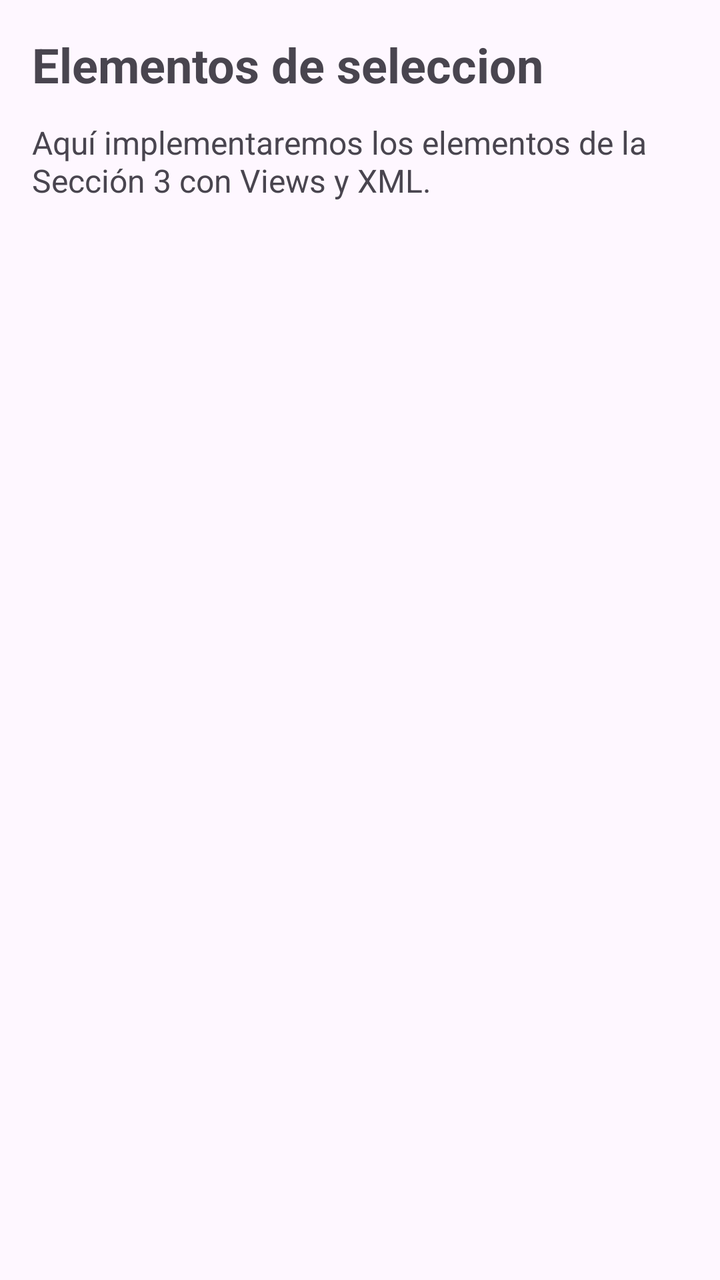
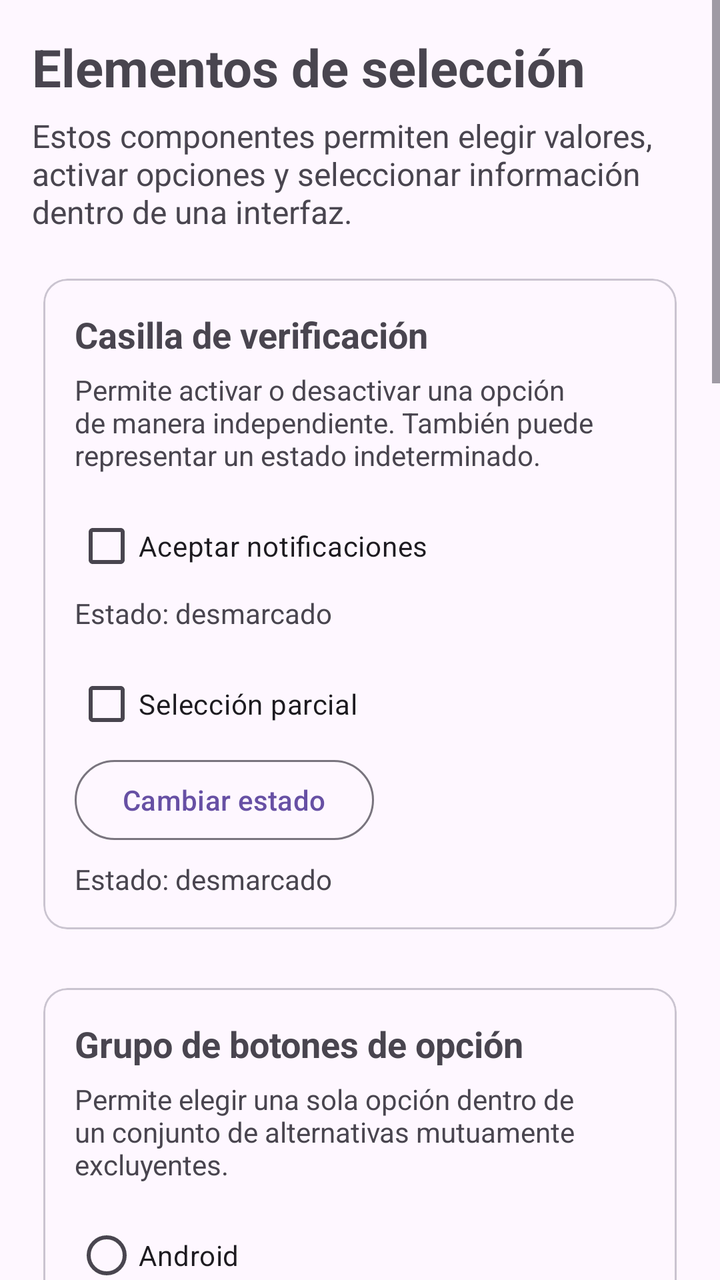

Before-and-after screenshots of an Android layout around one commit, followed by the original layout XML and the change that was made.
<!-- AndroidManifest.xml: application theme Theme.ElementosUIViews -->
<!-- res/layout/fragment_seleccion.xml -->
<?xml version="1.0" encoding="utf-8"?>
<LinearLayout xmlns:android="http://schemas.android.com/apk/res/android"
    android:layout_width="match_parent"
    android:layout_height="match_parent"
    android:orientation="vertical"
    android:padding="16dp">

    <TextView
        android:layout_width="match_parent"
        android:layout_height="wrap_content"
        android:text="Elementos de seleccion"
        android:textSize="24sp"
        android:textStyle="bold" />

    <TextView
        android:layout_width="match_parent"
        android:layout_height="wrap_content"
        android:layout_marginTop="12dp"
        android:text="Aquí implementaremos los elementos de la Sección 3 con Views y XML."
        android:textSize="16sp" />

</LinearLayout>
<!-- resources referenced by this layout -->
<resources>
  <style name="Theme.ElementosUIViews" parent="Base.Theme.ElementosUIViews" />
  <style name="Base.Theme.ElementosUIViews" parent="Theme.Material3.DayNight.NoActionBar">
          
          
      </style>
</resources>

<!-- the commit's change to res/layout/fragment_seleccion.xml (unified diff, before → after) -->
@@ -1,22 +1,451 @@
 <?xml version="1.0" encoding="utf-8"?>
-<LinearLayout xmlns:android="http://schemas.android.com/apk/res/android"
+<ScrollView xmlns:android="http://schemas.android.com/apk/res/android"
+    xmlns:app="http://schemas.android.com/apk/res-auto"
     android:layout_width="match_parent"
     android:layout_height="match_parent"
-    android:orientation="vertical"
-    android:padding="16dp">
-
-    <TextView
+    android:fillViewport="true">
+
+    <LinearLayout
         android:layout_width="match_parent"
         android:layout_height="wrap_content"
-        android:text="Elementos de seleccion"
-        android:textSize="24sp"
-        android:textStyle="bold" />
-
-    <TextView
-        android:layout_width="match_parent"
-        android:layout_height="wrap_content"
-        android:layout_marginTop="12dp"
-        android:text="Aquí implementaremos los elementos de la Sección 3 con Views y XML."
-        android:textSize="16sp" />
-
-</LinearLayout>
+        android:orientation="vertical"
+        android:padding="16dp">
+
+        <TextView
+            android:layout_width="match_parent"
+            android:layout_height="wrap_content"
+            android:text="Elementos de selección"
+            android:textSize="26sp"
+            android:textStyle="bold" />
+
+        <TextView
+            android:layout_width="match_parent"
+            android:layout_height="wrap_content"
+            android:layout_marginTop="6dp"
+            android:layout_marginBottom="16dp"
+            android:text="Estos componentes permiten elegir valores, activar opciones y seleccionar información dentro de una interfaz."
+            android:textSize="16sp" />
+
+        
+
+        <com.google.android.material.card.MaterialCardView
+            android:layout_width="match_parent"
+            android:layout_height="wrap_content"
+            android:layout_marginBottom="16dp"
+            app:cardUseCompatPadding="true">
+
+            <LinearLayout
+                android:layout_width="match_parent"
+                android:layout_height="wrap_content"
+                android:orientation="vertical"
+                android:padding="16dp">
+
+                <TextView
+                    android:layout_width="match_parent"
+                    android:layout_height="wrap_content"
+                    android:text="Casilla de verificación"
+                    android:textSize="18sp"
+                    android:textStyle="bold" />
+
+                <TextView
+                    android:layout_width="match_parent"
+                    android:layout_height="wrap_content"
+                    android:layout_marginTop="6dp"
+                    android:layout_marginBottom="12dp"
+                    android:text="Permite activar o desactivar una opción de manera independiente. También puede representar un estado indeterminado."
+                    android:textSize="14sp" />
+
+                <com.google.android.material.checkbox.MaterialCheckBox
+                    android:id="@+id/checkNormal"
+                    android:layout_width="wrap_content"
+                    android:layout_height="wrap_content"
+                    android:text="Aceptar notificaciones" />
+
+                <TextView
+                    android:id="@+id/tvEstadoCheckNormal"
+                    android:layout_width="match_parent"
+                    android:layout_height="wrap_content"
+                    android:text="Estado: desmarcado" />
+
+                <com.google.android.material.checkbox.MaterialCheckBox
+                    android:id="@+id/checkTriEstado"
+                    android:layout_width="wrap_content"
+                    android:layout_height="wrap_content"
+                    android:layout_marginTop="12dp"
+                    android:clickable="false"
+                    android:text="Selección parcial" />
+
+                <com.google.android.material.button.MaterialButton
+                    android:id="@+id/btnCambiarTriEstado"
+                    style="@style/Widget.Material3.Button.OutlinedButton"
+                    android:layout_width="wrap_content"
+                    android:layout_height="wrap_content"
+                    android:text="Cambiar estado" />
+
+                <TextView
+                    android:id="@+id/tvEstadoTri"
+                    android:layout_width="match_parent"
+                    android:layout_height="wrap_content"
+                    android:layout_marginTop="6dp"
+                    android:text="Estado: desmarcado" />
+
+            </LinearLayout>
+
+        </com.google.android.material.card.MaterialCardView>
+
+        
+
+        <com.google.android.material.card.MaterialCardView
+            android:layout_width="match_parent"
+            android:layout_height="wrap_content"
+            android:layout_marginBottom="16dp"
+            app:cardUseCompatPadding="true">
+
+            <LinearLayout
+                android:layout_width="match_parent"
+                android:layout_height="wrap_content"
+                android:orientation="vertical"
+                android:padding="16dp">
+
+                <TextView
+                    android:layout_width="match_parent"
+                    android:layout_height="wrap_content"
+                    android:text="Grupo de botones de opción"
+                    android:textSize="18sp"
+                    android:textStyle="bold" />
+
+                <TextView
+                    android:layout_width="match_parent"
+                    android:layout_height="wrap_content"
+                    android:layout_marginTop="6dp"
+                    android:layout_marginBottom="12dp"
+                    android:text="Permite elegir una sola opción dentro de un conjunto de alternativas mutuamente excluyentes."
+                    android:textSize="14sp" />
+
+                <RadioGroup
+                    android:id="@+id/radioGroup"
+                    android:layout_width="match_parent"
+                    android:layout_height="wrap_content"
+                    android:orientation="vertical">
+
+                    <com.google.android.material.radiobutton.MaterialRadioButton
+                        android:id="@+id/radioAndroid"
+                        android:layout_width="wrap_content"
+                        android:layout_height="wrap_content"
+                        android:text="Android" />
+
+                    <com.google.android.material.radiobutton.MaterialRadioButton
+                        android:id="@+id/radioFlutter"
+                        android:layout_width="wrap_content"
+                        android:layout_height="wrap_content"
+                        android:text="Flutter" />
+
+                    <com.google.android.material.radiobutton.MaterialRadioButton
+                        android:id="@+id/radioOtro"
+                        android:layout_width="wrap_content"
+                        android:layout_height="wrap_content"
+                        android:text="Otro" />
+
+                </RadioGroup>
+
+                <TextView
+                    android:id="@+id/tvRadioSeleccion"
+                    android:layout_width="match_parent"
+                    android:layout_height="wrap_content"
+                    android:layout_marginTop="8dp"
+                    android:text="Selección: ninguna" />
+
+            </LinearLayout>
+
+        </com.google.android.material.card.MaterialCardView>
+
+        
+
+        <com.google.android.material.card.MaterialCardView
+            android:layout_width="match_parent"
+            android:layout_height="wrap_content"
+            android:layout_marginBottom="16dp"
+            app:cardUseCompatPadding="true">
+
+            <LinearLayout
+                android:layout_width="match_parent"
+                android:layout_height="wrap_content"
+                android:orientation="vertical"
+                android:padding="16dp">
+
+                <TextView
+                    android:layout_width="match_parent"
+                    android:layout_height="wrap_content"
+                    android:text="Interruptor (switch)"
+                    android:textSize="18sp"
+                    android:textStyle="bold" />
+
+                <TextView
+                    android:layout_width="match_parent"
+                    android:layout_height="wrap_content"
+                    android:layout_marginTop="6dp"
+                    android:layout_marginBottom="12dp"
+                    android:text="Representa una configuración que puede encontrarse activada o desactivada."
+                    android:textSize="14sp" />
+
+                <com.google.android.material.materialswitch.MaterialSwitch
+                    android:id="@+id/switchModo"
+                    android:layout_width="wrap_content"
+                    android:layout_height="wrap_content"
+                    android:text="Sincronización automática" />
+
+                <TextView
+                    android:id="@+id/tvEstadoSwitch"
+                    android:layout_width="match_parent"
+                    android:layout_height="wrap_content"
+                    android:text="Estado: desactivado" />
+
+            </LinearLayout>
+
+        </com.google.android.material.card.MaterialCardView>
+
+        
+
+        <com.google.android.material.card.MaterialCardView
+            android:layout_width="match_parent"
+            android:layout_height="wrap_content"
+            android:layout_marginBottom="16dp"
+            app:cardUseCompatPadding="true">
+
+            <LinearLayout
+                android:layout_width="match_parent"
+                android:layout_height="wrap_content"
+                android:orientation="vertical"
+                android:padding="16dp">
+
+                <TextView
+                    android:layout_width="match_parent"
+                    android:layout_height="wrap_content"
+                    android:text="Deslizador de valor y deslizador de rango"
+                    android:textSize="18sp"
+                    android:textStyle="bold" />
+
+                <TextView
+                    android:layout_width="match_parent"
+                    android:layout_height="wrap_content"
+                    android:layout_marginTop="6dp"
+                    android:layout_marginBottom="12dp"
+                    android:text="El deslizador permite seleccionar un valor dentro de un intervalo. El deslizador de rango permite elegir un mínimo y un máximo."
+                    android:textSize="14sp" />
+
+                <TextView
+                    android:id="@+id/tvValorSlider"
+                    android:layout_width="match_parent"
+                    android:layout_height="wrap_content"
+                    android:text="Valor: 50" />
+
+                <com.google.android.material.slider.Slider
+                    android:id="@+id/sliderValor"
+                    android:layout_width="match_parent"
+                    android:layout_height="wrap_content"
+                    android:stepSize="1"
+                    android:value="50"
+                    android:valueFrom="0"
+                    android:valueTo="100" />
+
+                <TextView
+                    android:id="@+id/tvValorRango"
+                    android:layout_width="match_parent"
+                    android:layout_height="wrap_content"
+                    android:layout_marginTop="12dp"
+                    android:text="Rango: 20 - 80" />
+
+                <com.google.android.material.slider.RangeSlider
+                    android:id="@+id/rangeSlider"
+                    android:layout_width="match_parent"
+                    android:layout_height="wrap_content"
+                    android:stepSize="1"
+                    android:valueFrom="0"
+                    android:valueTo="100" />
+
+            </LinearLayout>
+
+        </com.google.android.material.card.MaterialCardView>
+
+        
+
+        <com.google.android.material.card.MaterialCardView
+            android:layout_width="match_parent"
+            android:layout_height="wrap_content"
+            android:layout_marginBottom="16dp"
+            app:cardUseCompatPadding="true">
+
+            <LinearLayout
+                android:layout_width="match_parent"
+                android:layout_height="wrap_content"
+                android:orientation="vertical"
+                android:padding="16dp">
+
+                <TextView
+                    android:layout_width="match_parent"
+                    android:layout_height="wrap_content"
+                    android:text="Lista desplegable de selección"
+                    android:textSize="18sp"
+                    android:textStyle="bold" />
+
+                <TextView
+                    android:layout_width="match_parent"
+                    android:layout_height="wrap_content"
+                    android:layout_marginTop="6dp"
+                    android:layout_marginBottom="12dp"
+                    android:text="Muestra varias opciones dentro de un espacio reducido y permite seleccionar solamente una."
+                    android:textSize="14sp" />
+
+                <Spinner
+                    android:id="@+id/spinnerSeleccion"
+                    android:layout_width="match_parent"
+                    android:layout_height="wrap_content"
+                    android:minHeight="48dp" />
+
+                <TextView
+                    android:id="@+id/tvSpinnerSeleccion"
+                    android:layout_width="match_parent"
+                    android:layout_height="wrap_content"
+                    android:layout_marginTop="8dp"
+                    android:text="Selección: México" />
+
+            </LinearLayout>
+
+        </com.google.android.material.card.MaterialCardView>
+
+        
+
+        <com.google.android.material.card.MaterialCardView
+            android:layout_width="match_parent"
+            android:layout_height="wrap_content"
+            android:layout_marginBottom="16dp"
+            app:cardUseCompatPadding="true">
+
+            <LinearLayout
+                android:layout_width="match_parent"
+                android:layout_height="wrap_content"
+                android:orientation="vertical"
+                android:padding="16dp">
+
+                <TextView
+                    android:layout_width="match_parent"
+                    android:layout_height="wrap_content"
+                    android:text="Selector de fecha y hora"
+                    android:textSize="18sp"
+                    android:textStyle="bold" />
+
+                <TextView
+                    android:layout_width="match_parent"
+                    android:layout_height="wrap_content"
+                    android:layout_marginTop="6dp"
+                    android:layout_marginBottom="12dp"
+                    android:text="Los selectores especializados ayudan a introducir fechas y horas válidas sin escribirlas manualmente."
+                    android:textSize="14sp" />
+
+                <com.google.android.material.button.MaterialButton
+                    android:id="@+id/btnFecha"
+                    android:layout_width="match_parent"
+                    android:layout_height="wrap_content"
+                    android:text="Seleccionar fecha" />
+
+                <TextView
+                    android:id="@+id/tvFecha"
+                    android:layout_width="match_parent"
+                    android:layout_height="wrap_content"
+                    android:layout_marginTop="6dp"
+                    android:text="Fecha: sin seleccionar" />
+
+                <com.google.android.material.button.MaterialButton
+                    android:id="@+id/btnHora"
+                    style="@style/Widget.Material3.Button.OutlinedButton"
+                    android:layout_width="match_parent"
+                    android:layout_height="wrap_content"
+                    android:layout_marginTop="14dp"
+                    android:text="Seleccionar hora" />
+
+                <TextView
+                    android:id="@+id/tvHora"
+                    android:layout_width="match_parent"
+                    android:layout_height="wrap_content"
+                    android:layout_marginTop="6dp"
+                    android:text="Hora: sin seleccionar" />
+
+            </LinearLayout>
+
+        </com.google.android.material.card.MaterialCardView>
+
+        
+
+        <com.google.android.material.card.MaterialCardView
+            android:layout_width="match_parent"
+            android:layout_height="wrap_content"
+            android:layout_marginBottom="24dp"
+            app:cardUseCompatPadding="true">
+
+            <LinearLayout
+                android:layout_width="match_parent"
+                android:layout_height="wrap_content"
+                android:orientation="vertical"
+                android:padding="16dp">
+
+                <TextView
+                    android:layout_width="match_parent"
+                    android:layout_height="wrap_content"
+                    android:text="Chips de filtro seleccionables"
+                    android:textSize="18sp"
+                    android:textStyle="bold" />
+
+                <TextView
+                    android:layout_width="match_parent"
+                    android:layout_height="wrap_content"
+                    android:layout_marginTop="6dp"
+                    android:layout_marginBottom="12dp"
+                    android:text="Los chips representan filtros o categorías compactas. Se pueden activar varias opciones al mismo tiempo."
+                    android:textSize="14sp" />
+
+                <com.google.android.material.chip.ChipGroup
+                    android:id="@+id/chipGroup"
+                    android:layout_width="match_parent"
+                    android:layout_height="wrap_content"
+                    app:singleSelection="false">
+
+                    <com.google.android.material.chip.Chip
+                        android:id="@+id/chipAndroid"
+                        style="@style/Widget.Material3.Chip.Filter"
+                        android:layout_width="wrap_content"
+                        android:layout_height="wrap_content"
+                        android:checkable="true"
+                        android:text="Android" />
+
+                    <com.google.android.material.chip.Chip
+                        android:id="@+id/chipKotlin"
+                        style="@style/Widget.Material3.Chip.Filter"
+                        android:layout_width="wrap_content"
+                        android:layout_height="wrap_content"
+                        android:checkable="true"
+                        android:text="Kotlin" />
+
+                    <com.google.android.material.chip.Chip
+                        android:id="@+id/chipFlutter"
+                        style="@style/Widget.Material3.Chip.Filter"
+                        android:layout_width="wrap_content"
+                        android:layout_height="wrap_content"
+                        android:checkable="true"
+                        android:text="Flutter" />
+
+                </com.google.android.material.chip.ChipGroup>
+
+                <TextView
+                    android:id="@+id/tvChips"
+                    android:layout_width="match_parent"
+                    android:layout_height="wrap_content"
+                    android:layout_marginTop="8dp"
+                    android:text="Filtros: ninguno" />
+
+            </LinearLayout>
+
+        </com.google.android.material.card.MaterialCardView>
+
+    </LinearLayout>
+
+</ScrollView>
